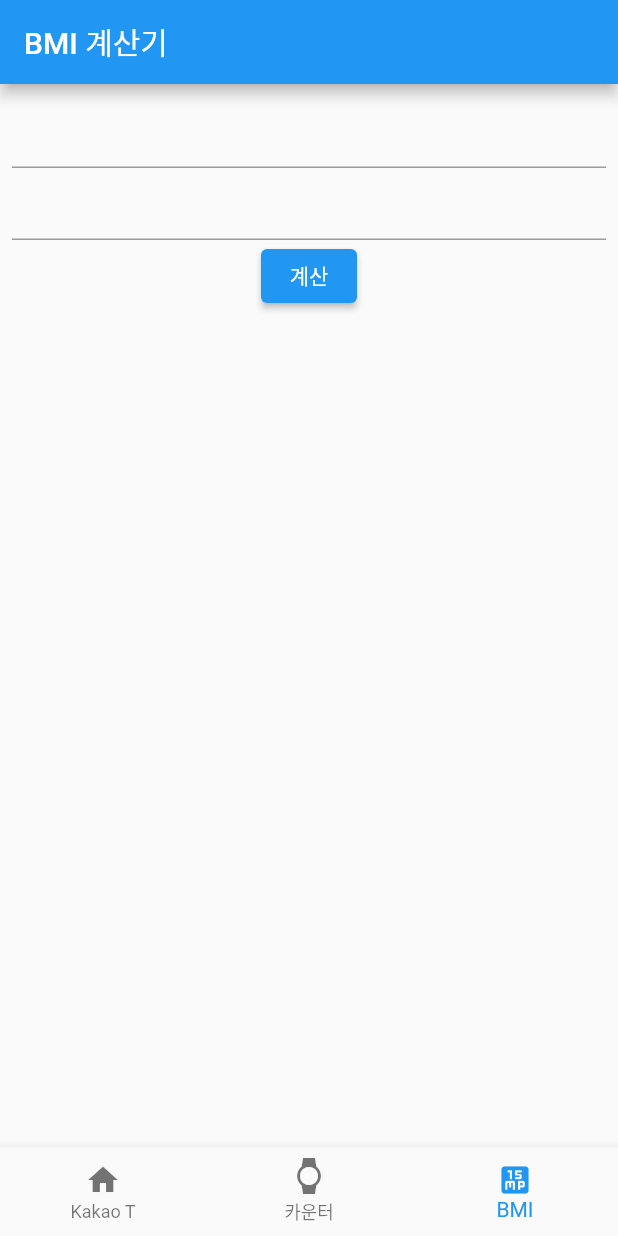
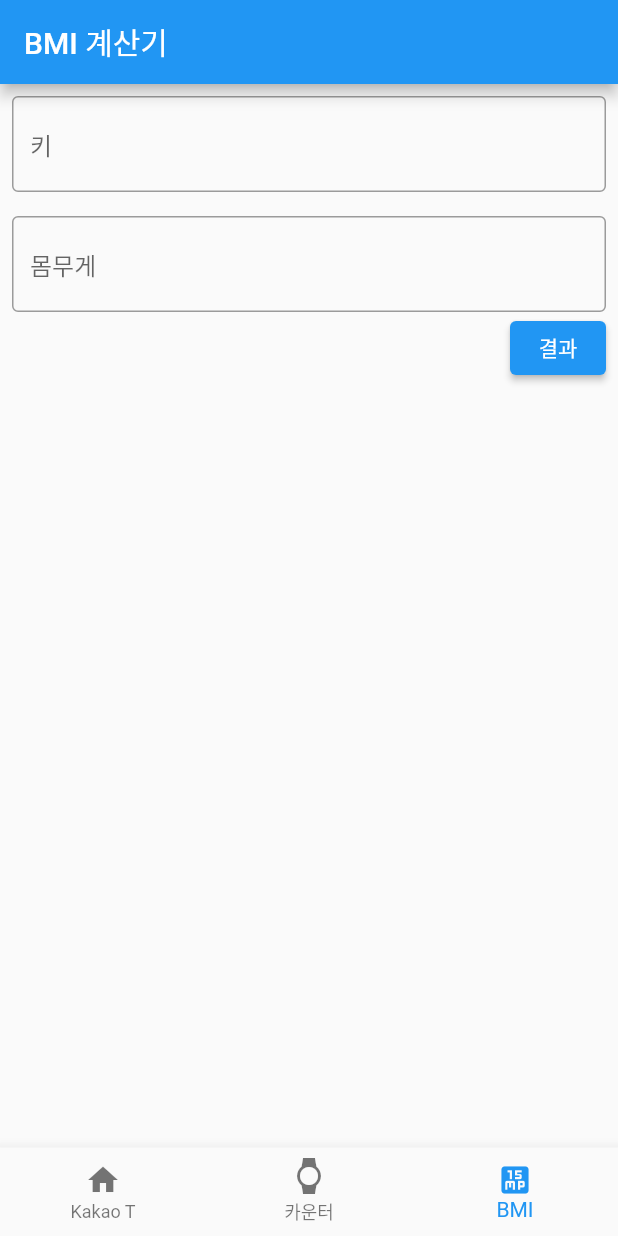
Before and after one commit to youyoung00/ohClass_flutter_kakaoT, a Flutter app: the screen it shows after launch, item 3 of the bottom bar chosen, on a phone screen of 412 x 824 dp. Run offline on Flutter 3.47's test engine with Material 2 defaults, Android fonts, the phone set to English and light mode, and no system bars; our stand-ins replace carousel_slider; network calls fail.

Commit message:
비만도 계산 기능 추가

```diff
--- a/lib/ui/bmi_calc/bmi_calc_home_screen.dart
+++ b/lib/ui/bmi_calc/bmi_calc_home_screen.dart
@@ -2,8 +2,33 @@ import 'package:flutter/material.dart';
 
 import 'bmi_calc_result_screen.dart';
 
-class BmiCalcHomeScreen extends StatelessWidget {
-  const BmiCalcHomeScreen({Key key}) : super(key: key);
+class BmiCalcHomeScreen extends StatefulWidget {
+  BmiCalcHomeScreen({Key key}) : super(key: key);
+
+  @override
+  State<BmiCalcHomeScreen> createState() => _BmiCalcHomeScreenState();
+}
+
+class _BmiCalcHomeScreenState extends State<BmiCalcHomeScreen> {
+  final TextEditingController _heightController = TextEditingController();
+  final TextEditingController _weightController = TextEditingController();
+  final _formKey = GlobalKey<FormState>();
+
+  @override
+  void initState() {
+    // TODO: implement initState
+    _heightController.addListener(() {});
+    _weightController.addListener(() {});
+    super.initState();
+  }
+
+  @override
+  void dispose() {
+    // TODO: implement dispose
+    _heightController.dispose();
+    _weightController.dispose();
+    super.dispose();
+  }
 
   @override
   Widget build(BuildContext context) {
@@ -13,20 +38,63 @@ class BmiCalcHomeScreen extends StatelessWidget {
       ),
       body: Padding(
         padding: const EdgeInsets.all(8.0),
+        child: Form(
+          key: _formKey,
           child: Column(
             children: [
-            TextField(),
-            TextField(),
-            ElevatedButton(
-              onPressed: (){
+              TextFormField(
+                decoration: InputDecoration(
+                  border: OutlineInputBorder(),
+                  hintText: '키',
+                ),
+                keyboardType: TextInputType.number,
+                controller: _heightController,
+                validator: (value){
+                  if(value.isEmpty){
+                    return '키를 입력하세요';
+                  }
+                  return null;
+                },
+
+              ),
+              SizedBox(
+                height: 16.0,
+              ),
+              TextFormField(
+                decoration: InputDecoration(
+                    border: OutlineInputBorder(), hintText: '몸무게'),
+                keyboardType: TextInputType.number,
+                controller: _weightController,
+                validator: (value){
+                  if(value.isEmpty){
+                    return '몸무게를 입력하세요';
+                  }
+                  return null;
+                },
+                // controller: textEditingController,
+              ),
+              Container(
+                alignment: Alignment.centerRight,
+                child: ElevatedButton(
+                    onPressed: () {
+
+                      if(_formKey.currentState.validate()){
                         Navigator.push(
                           context,
-                   MaterialPageRoute(builder: (context) => BmiCalResultScreen()),
+                          MaterialPageRoute(
+                              builder: (context) => BmiCalResultScreen(
+                                height: double.parse(_heightController.text.trim()),
+                                weight: double.parse(_weightController.text.trim()),
+                              )
+                          ),
                         );
+                      }
+
                     },
-              child: Text('계산')
+                    child: Text('결과')),
               ),
             ],
+          ),
         ),
       ),
     );
--- a/pubspec.yaml
+++ b/pubspec.yaml
@@ -34,6 +34,7 @@ dependencies:
   # The following adds the Cupertino Icons font to your application.
   # Use with the CupertinoIcons class for iOS style icons.
   cupertino_icons: ^1.0.2
+  carousel_slider: ^4.0.0
 
 dev_dependencies:
   flutter_test:
```
Also changed, not shown: lib/ui/bmi_calc/bmi_calc_result_screen.dart (+56 -5 lines), lib/ui/kakao_t/kakao_t_screen.dart (+61 -13 lines), pubspec.lock. Lines whose indentation alone changed are shown as unchanged.
